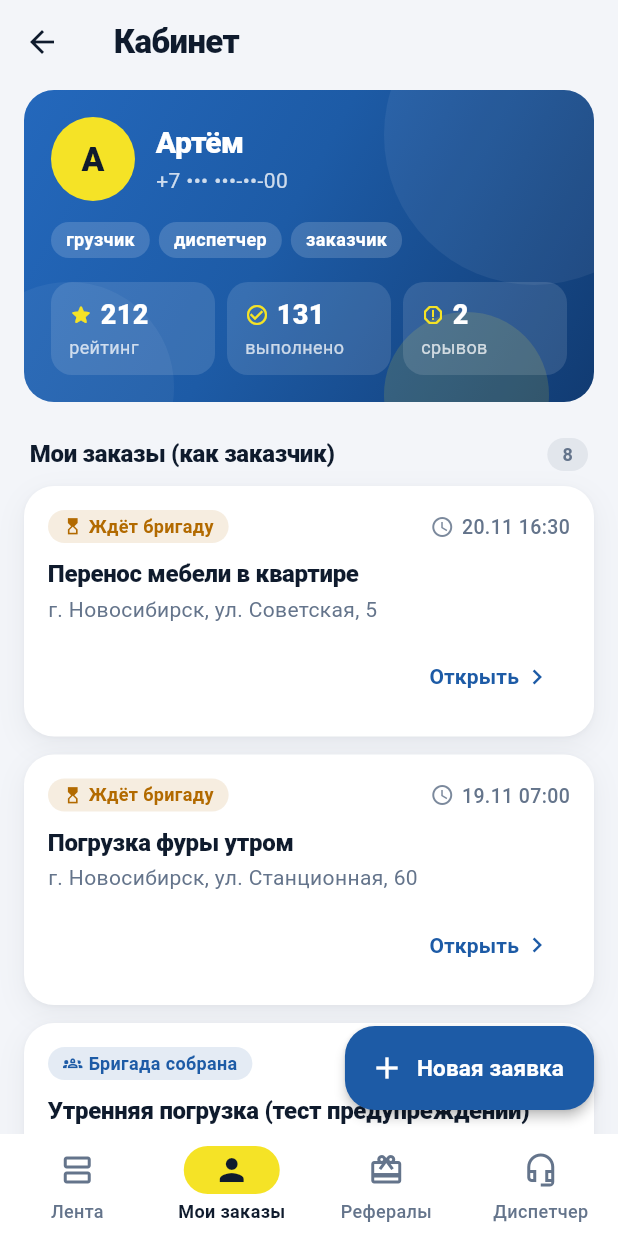
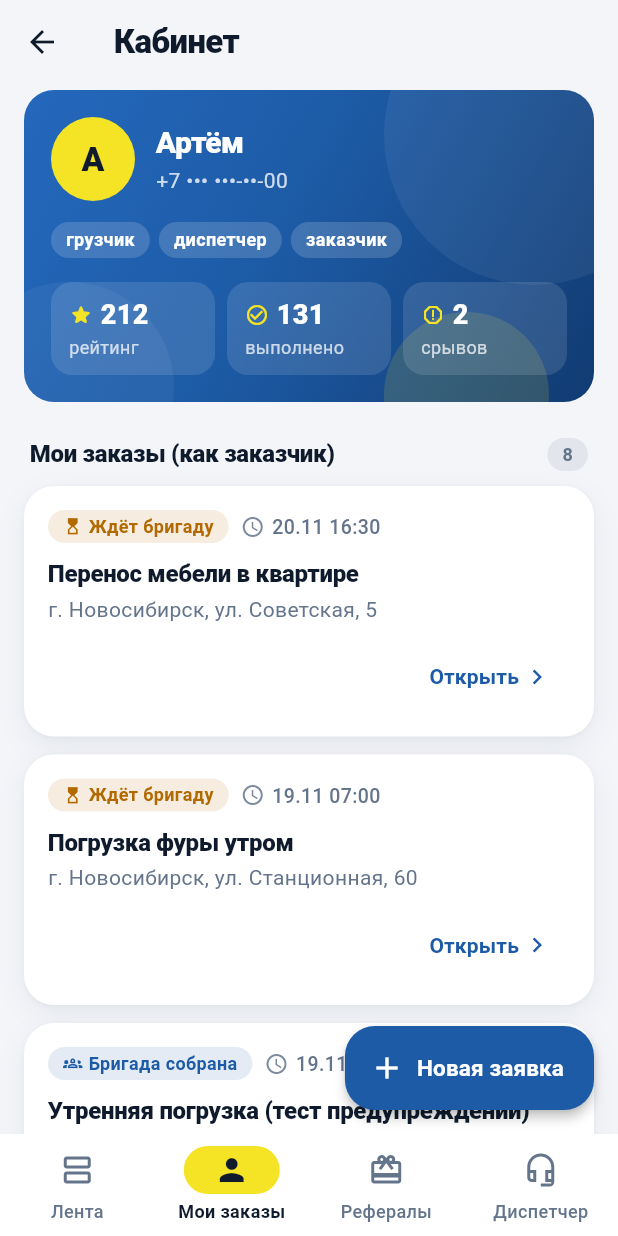
Before and after one commit to Lilofa/AAvatar_WWW0rk, a Flutter app: the HomeShell screen opened directly with empty values, item 2 of the bottom bar chosen, on a phone screen of 412 x 824 dp. Run offline on Flutter 3.47's test engine with Material 3 defaults, Android fonts, the phone set to English and light mode, and no system bars; our stand-ins replace flutter_secure_storage, image_picker, sentry_flutter, supabase_flutter; accounts and stored records are empty.

Commit message:
demo: role switcher in the demo strip; fix single-role crash
- Tapping the red demo strip opens 'Демо: войти как…' with five presets
  (all roles, client, porter, dispatcher, admin); tabs rebuild at once.
- Bug found on the way: NavigationBar needs at least two tabs, so a real
  user with only one role (a plain client or dispatcher) would crash the
  shell. One tab now shows without a bottom bar; no role shows a message.
- Cabinet card header wraps instead of overflowing on narrow phones.
- New test covers switching through every preset. 164 tests pass.

Co-Authored-By: Claude Opus 5.5 <noreply@anthropic.com>
Claude-Session: https://claude.ai/code/session_01A9t8mFK2WUSqqKcctRFYoZ

```diff
--- a/avatar-front/lib/app/home_shell.dart
+++ b/avatar-front/lib/app/home_shell.dart
@@ -34,7 +34,13 @@ class HomeShell extends StatelessWidget {
                   child: CircularProgressIndicator(key: Key('shell_loading'))),
             );
           }
-          return _Shell(profile: snap.data!, repository: repository);
+          final profile = snap.data!;
+          // Новые роли (демо-переключатель) = вкладки и их экраны с нуля.
+          return _Shell(
+            key: ValueKey(profile.roles.map((r) => r.name).join(',')),
+            profile: profile,
+            repository: repository,
+          );
         },
       );
 }
@@ -48,7 +54,7 @@ class _Tab {
 }
 
 class _Shell extends StatefulWidget {
-  const _Shell({required this.profile, required this.repository});
+  const _Shell({super.key, required this.profile, required this.repository});
 
   final UserProfile profile;
   final OrdersRepository repository;
@@ -119,13 +125,31 @@ class _ShellState extends State<_Shell> {
   @override
   Widget build(BuildContext context) {
     final tabs = _tabs;
+    if (tabs.isEmpty) {
+      return const Scaffold(
+        body: Center(
+          child: Padding(
+            padding: EdgeInsets.all(32),
+            child: Text(
+              'У аккаунта нет роли. Обратитесь к диспетчеру.',
+              key: Key('shell_no_role'),
+              textAlign: TextAlign.center,
+            ),
+          ),
+        ),
+      );
+    }
     final index = _index.clamp(0, tabs.length - 1);
     return Scaffold(
       body: IndexedStack(
         index: index,
         children: [for (final t in tabs) t.child],
       ),
-      bottomNavigationBar: DecoratedBox(
+      // NavigationBar требует минимум две вкладки: у заказчика или
+      // диспетчера с одной ролью нижней панели просто нет.
+      bottomNavigationBar: tabs.length < 2
+          ? null
+          : DecoratedBox(
               decoration: const BoxDecoration(
                 border: Border(top: BorderSide(color: AppColors.border)),
               ),
--- a/avatar-front/lib/data/mock_orders_repository.dart
+++ b/avatar-front/lib/data/mock_orders_repository.dart
@@ -56,6 +56,24 @@ abstract final class MockControls {
   /// Авто-решение диспетчера по отклику через 6 секунд (Future.delayed).
   /// В виджет-тестах выключать: висящий Timer ломает инвариант testWidgets.
   static bool simulateDispatcher = true;
+
+  /// Роли демо-пользователя. Меняются переключателем в демо-сборке
+  /// («Роль: …» в красной полосе сверху), приложение перестраивает вкладки.
+  static const Set<UserRole> allDemoRoles = {
+    UserRole.porter,
+    UserRole.dispatcher,
+    UserRole.client,
+  };
+  static Set<UserRole> demoRoles = allDemoRoles;
+  static final StreamController<Set<UserRole>> _roles =
+      StreamController<Set<UserRole>>.broadcast();
+
+  static Stream<Set<UserRole>> get demoRolesChanges => _roles.stream;
+
+  static void setDemoRoles(Set<UserRole> roles) {
+    demoRoles = roles;
+    _roles.add(roles);
+  }
 }
 
 class MockOrdersRepository implements OrdersRepository {
@@ -506,12 +524,17 @@ class MockOrdersRepository implements OrdersRepository {
   // Демо-профиль со ВСЕМИ ролями: в mock-режиме хотим видеть все три
   // вкладки shell'а (Лента / Мои заказы / Диспетчер). В live роли приходят
   // из profiles.roles после входа.
-  Stream<UserProfile?> watchCurrentUser() => Stream.value(const UserProfile(
+  Stream<UserProfile?> watchCurrentUser() async* {
+    yield _profile(MockControls.demoRoles);
+    yield* MockControls.demoRolesChanges.map(_profile);
+  }
+
+  static UserProfile _profile(Set<UserRole> roles) => UserProfile(
         id: _me,
         phone: '+7 913 000-00-00',
-        roles: {UserRole.porter, UserRole.dispatcher, UserRole.client},
+        roles: roles,
         name: 'Артём',
-      ));
+      );
 
   @override
   Future<PorterProfile> getPorterProfile({required String userId}) => _guard(() async {
--- a/avatar-front/lib/features/client_orders/presentation/client_cabinet_screen.dart
+++ b/avatar-front/lib/features/client_orders/presentation/client_cabinet_screen.dart
@@ -296,10 +296,15 @@ class _ClientCabinetScreenState extends State<ClientCabinetScreen> {
   Widget _orderInfo(Order o, {required Widget status}) => Column(
         crossAxisAlignment: CrossAxisAlignment.start,
         children: [
-          Row(
+          // Wrap, а не Row: на узких телефонах статус + рейтинг + дата
+          // не помещаются в строку и переносятся, а не вылезают за край.
+          Wrap(
+            alignment: WrapAlignment.spaceBetween,
+            crossAxisAlignment: WrapCrossAlignment.center,
+            spacing: 8,
+            runSpacing: 6,
             children: [
               status,
-              const Spacer(),
               MetaItem(
                 icon: Icons.schedule,
                 text: _dt(o.timeStart),
```
Also changed, not shown: avatar-front/lib/main.dart (+114 -24 lines), 1 other file. Lines whose indentation alone changed are shown as unchanged.
